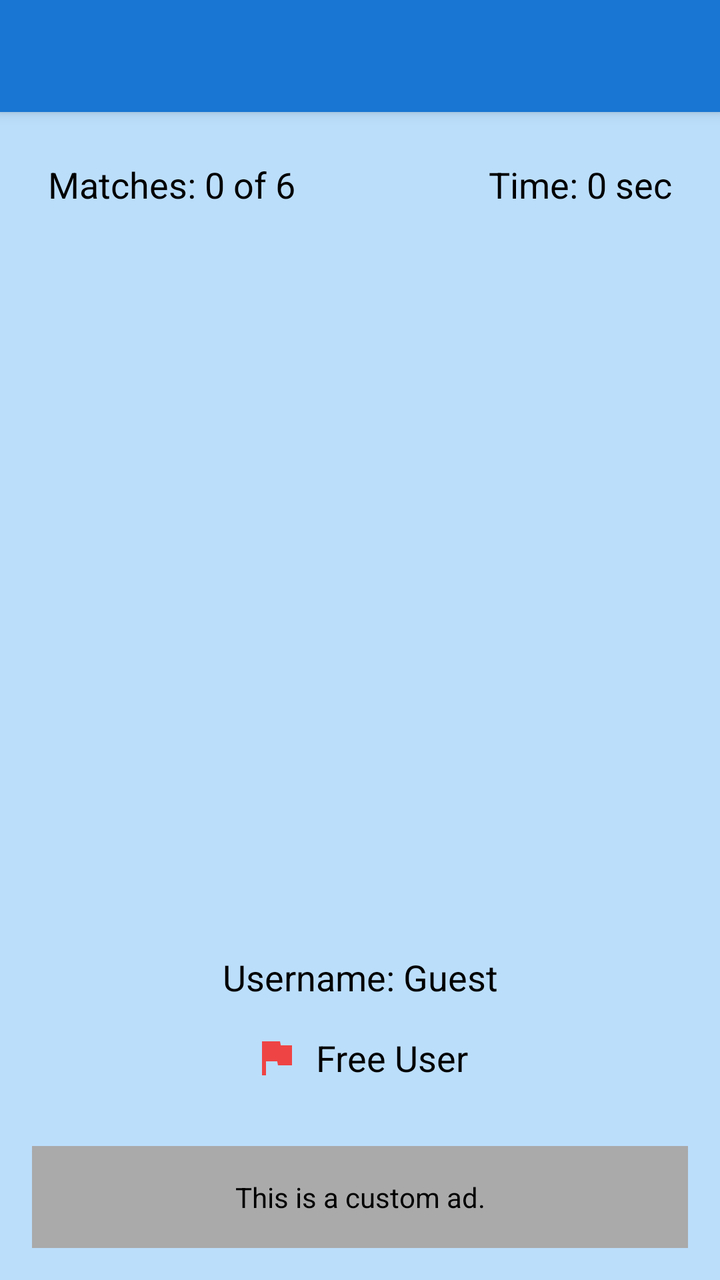
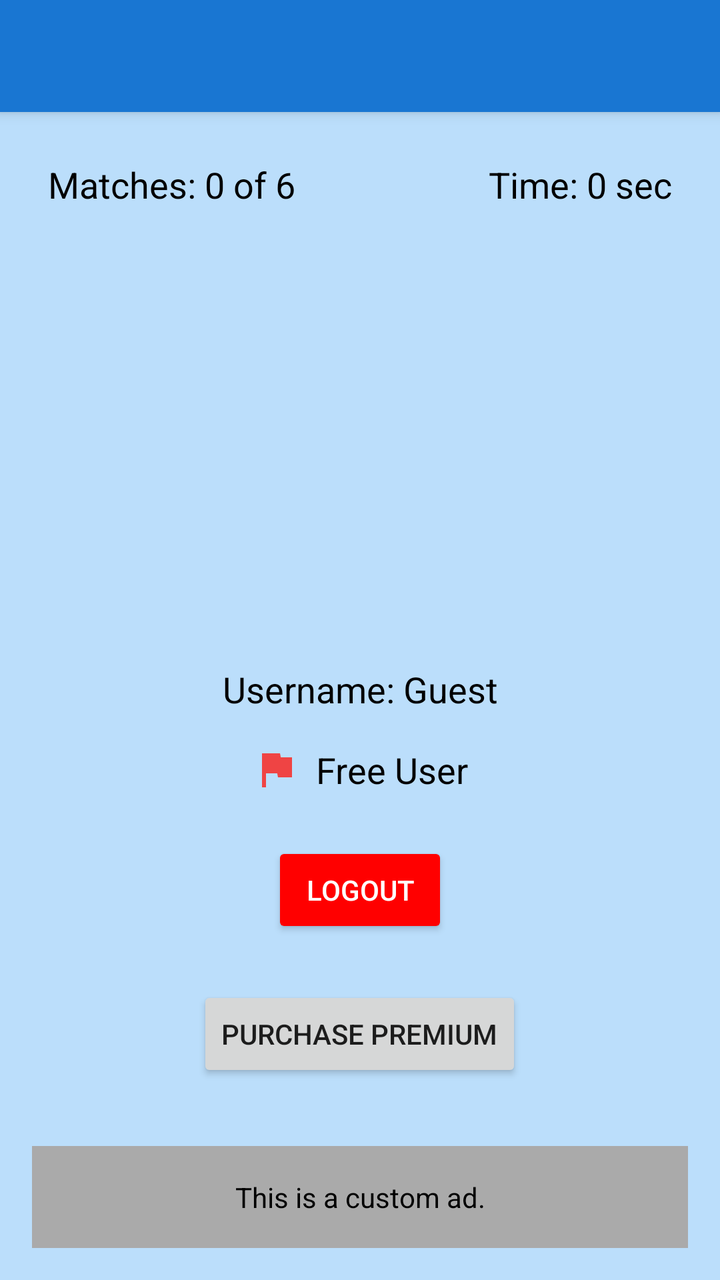

Before-and-after screenshots of an Android layout around one commit, followed by the original layout XML and the change that was made.
<!-- AndroidManifest.xml: application theme Theme.AppTheme -->
<!-- res/layout/activity_play.xml -->
<?xml version="1.0" encoding="utf-8"?>
<androidx.coordinatorlayout.widget.CoordinatorLayout
    xmlns:android="http://schemas.android.com/apk/res/android"
    xmlns:app="http://schemas.android.com/apk/res-auto"
    android:layout_width="match_parent"
    android:layout_height="match_parent"
    android:background="@color/blue_100">

    
    <com.google.android.material.appbar.AppBarLayout
        android:layout_width="match_parent"
        android:layout_height="wrap_content"
        android:theme="@style/ThemeOverlay.MaterialComponents.ActionBar">

        <androidx.appcompat.widget.Toolbar
            android:id="@+id/toolbar"
            android:layout_width="match_parent"
            android:layout_height="?attr/actionBarSize"
            android:background="@color/blue_700"
            android:title="Memory Game"
            android:titleTextColor="@android:color/white"
            app:popupTheme="@style/ThemeOverlay.MaterialComponents.Light" />
    </com.google.android.material.appbar.AppBarLayout>

    
    <LinearLayout
        android:layout_width="match_parent"
        android:layout_height="match_parent"
        android:orientation="vertical"
        android:layout_marginTop="?attr/actionBarSize"
        android:padding="16dp">

        
        <LinearLayout
            android:layout_width="match_parent"
            android:layout_height="wrap_content"
            android:orientation="horizontal"
            android:padding="8dp">

            <TextView
                android:id="@+id/matchesTextView"
                android:layout_width="0dp"
                android:layout_height="wrap_content"
                android:text="Matches: 0 of 6"
                android:layout_weight="1"
                android:textSize="18sp"
                android:textColor="@android:color/black" />

            <TextView
                android:id="@+id/timerTextView"
                android:layout_width="wrap_content"
                android:layout_height="wrap_content"
                android:text="Time: 0 sec"
                android:textSize="18sp"
                android:textColor="@android:color/black" />
        </LinearLayout>

        
        <androidx.recyclerview.widget.RecyclerView
            android:id="@+id/recyclerView"
            android:layout_width="match_parent"
            android:layout_height="0dp"
            android:layout_weight="1"
            android:padding="8dp" />

        <TextView
            android:id="@+id/usernameTextView"
            android:layout_width="match_parent"
            android:layout_height="wrap_content"
            android:layout_margin="8dp"
            android:text="Username: Guest"
            android:textSize="18sp"
            android:textColor="@android:color/black"
            android:gravity="center"
            android:layout_marginBottom="32dp" />

        <LinearLayout
            android:layout_width="match_parent"
            android:layout_height="wrap_content"
            android:orientation="horizontal"
            android:gravity="center"
            android:layout_marginTop="8dp"
            android:layout_marginBottom="32dp">

            <ImageView
                android:id="@+id/userStatusIcon"
                android:layout_width="24dp"
                android:layout_height="24dp"
                android:layout_marginEnd="8dp"
                android:src="@drawable/ic_free"
                android:contentDescription="User status icon" />

            <TextView
                android:id="@+id/userStatusTextView"
                android:layout_width="wrap_content"
                android:layout_height="wrap_content"
                android:text="Free User"
                android:textSize="18sp"
                android:textColor="@android:color/black" />
        </LinearLayout>

        <Button
            android:id="@+id/purchasePremiumButton"
            android:layout_width="wrap_content"
            android:layout_height="wrap_content"
            android:text="Purchase Premium"
            android:layout_gravity="center"
            android:visibility="gone"
            android:layout_marginBottom="32dp" />

        
        <TextView
            android:id="@+id/adTextView"
            android:layout_width="match_parent"
            android:layout_height="wrap_content"
            android:gravity="center"
            android:padding="16dp"
            android:text="This is a custom ad."
            android:textColor="@android:color/black"
            android:background="@android:color/darker_gray"
            android:visibility="visible" />

    </LinearLayout>
</androidx.coordinatorlayout.widget.CoordinatorLayout>
<!-- resources referenced by this layout -->
<resources>
  <color name="blue_100">#BBDEFB</color>
  <color name="blue_700">#1976D2</color>
  <!-- drawable ic_free (drawable) -->
  <vector xmlns:android="http://schemas.android.com/apk/res/android"
      android:width="24dp"
      android:height="24dp"
      android:viewportWidth="24"
      android:viewportHeight="24">
    <path
        android:pathData="M14.4,6L14,4H5v17h2v-7h5.6l0.4,2h7V6z"
        android:fillColor="#ef4444"/>
  </vector>
  <style name="Theme.AppTheme" parent="Theme.MaterialComponents.DayNight.NoActionBar">
          
          <item name="colorPrimary">@color/blue_700</item>
          <item name="colorPrimaryVariant">@color/blue_100</item>
          <item name="colorOnPrimary">@android:color/white</item>
          <item name="colorSecondary">@color/blue_700</item>
      </style>
</resources>

<!-- the commit's change to res/layout/activity_play.xml (unified diff, before → after) -->
@@ -80,7 +80,7 @@
             android:orientation="horizontal"
             android:gravity="center"
             android:layout_marginTop="8dp"
-            android:layout_marginBottom="32dp">
+            android:layout_marginBottom="16dp">
 
             <ImageView
                 android:id="@+id/userStatusIcon"
@@ -100,12 +100,26 @@
         </LinearLayout>
 
         <Button
+            android:id="@+id/logoutButton"
+            android:layout_width="wrap_content"
+            android:layout_height="wrap_content"
+            android:text="Logout"
+            android:layout_gravity="center"
+            android:layout_marginTop="8dp"
+            android:layout_marginBottom="16dp"
+            android:backgroundTint="#FF0000"
+            android:textColor="#FFFFFF" />
+
+        <Button
             android:id="@+id/purchasePremiumButton"
             android:layout_width="wrap_content"
             android:layout_height="wrap_content"
             android:text="Purchase Premium"
             android:layout_gravity="center"
-            android:visibility="gone"
+            android:layout_marginTop="8dp"
+            app:layout_constraintTop_toBottomOf="@id/userStatusTextView"
+            app:layout_constraintStart_toStartOf="parent"
+            app:layout_constraintEnd_toEndOf="parent"
             android:layout_marginBottom="32dp" />
 
         
